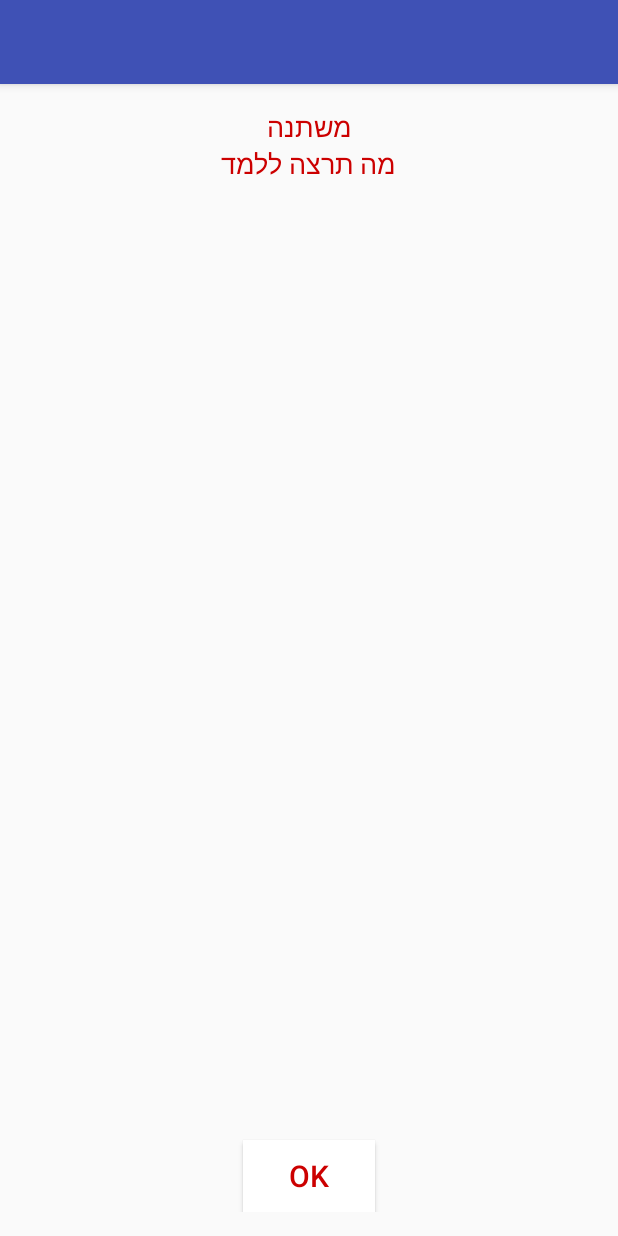
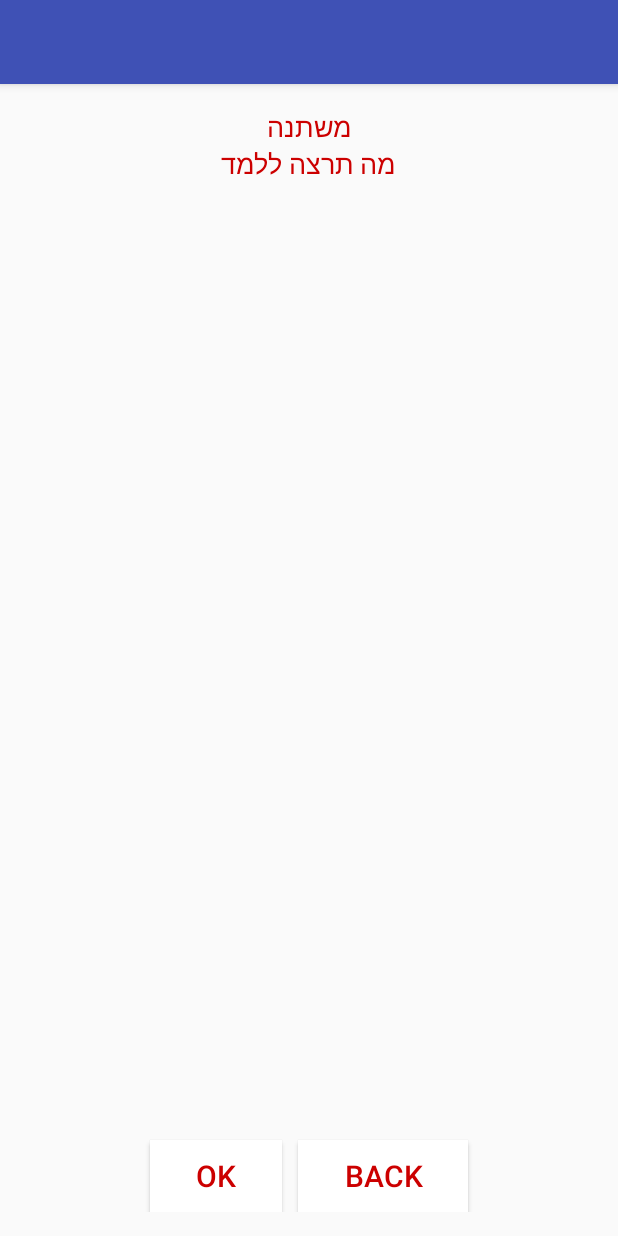
Before and after one commit to dadise/Student2Student, an Android app: the which_to_teach screen opened directly, with no data from a screen before it, on a phone screen of 412 x 824 dp. Run offline under Robolectric (Android 15) with nearby library versions, the phone set to English and light mode, and no system bars.

Commit message:
adding back twice button from result page. fix the algorithm. adding delete from which_to_teach.

```diff
--- a/app/src/main/java/com/example/student2student/GradeAlgorithm.java
+++ b/app/src/main/java/com/example/student2student/GradeAlgorithm.java
@@ -1,4 +1,6 @@
 package com.example.student2student;
+
+import android.util.Log;
 
 public class GradeAlgorithm {
 
--- a/app/src/main/java/com/example/student2student/ResultListAdapter.java
+++ b/app/src/main/java/com/example/student2student/ResultListAdapter.java
@@ -74,7 +74,6 @@ public class ResultListAdapter extends RecyclerView.Adapter<ResultListAdapter.Vi
             canTeach += s + "\n";
         }
         holder.course.setText(canTeach);
-//        Log.e("sss", "" + mDataset.get(position).getPhone());
         holder.relativeLayout.setOnClickListener(new View.OnClickListener() {
             @Override
             public void onClick(View v) {
--- a/app/src/main/java/com/example/student2student/query_task/insert_grade_to_student.java
+++ b/app/src/main/java/com/example/student2student/query_task/insert_grade_to_student.java
@@ -3,6 +3,7 @@ package com.example.student2student.query_task;
 import android.app.Activity;
 import android.content.Context;
 import android.os.AsyncTask;
+import android.util.Log;
 
 import java.sql.Connection;
 import java.sql.DriverManager;
@@ -38,8 +39,8 @@ public class insert_grade_to_student extends AsyncTask<String, String, String> {
 
             Statement st = con.createStatement();
 
-
             query = "update students set grade='" + params[0] + "' where studentID='" + params[1] + "'";
+            Log.i("sss4",query);
             st.executeUpdate(query);
 
             con.close();
--- a/app/src/main/java/com/example/student2student/query_task/insert_student.java
+++ b/app/src/main/java/com/example/student2student/query_task/insert_student.java
@@ -53,11 +53,8 @@ public class insert_student extends AsyncTask<student,String,String>{
             student s = params[0];
 
             query = "insert into students values('" + s.getFirst() + "','" +s.getLast()+ "','"+s.getId()+"','"+s.getEmail()+"','"+s.getLob()+"','"+s.getTeacher()+"',null,null,'0#0','"+s.getPhone()+"')";
-            //grade initialized to 0#0,
-//            Log.e("tttttt",query);
 
             st.executeUpdate(query);
-
             con.close();
 
         }
--- a/app/src/main/java/com/example/student2student/query_task/insert_to_grade_table.java
+++ b/app/src/main/java/com/example/student2student/query_task/insert_to_grade_table.java
@@ -42,8 +42,8 @@ public class insert_to_grade_table extends AsyncTask<String, String, String> {
 
             Statement st = con.createStatement();
 
-            String toID = params[0];
-            String fromID = params[1];
+            String fromID = params[0];
+            String toID = params[1];
 
             query = "insert into grade_table values('" + fromID + "','" + toID + "')";
             st.executeUpdate(query);
--- a/app/src/main/res/layout/content_which_to_teach.xml
+++ b/app/src/main/res/layout/content_which_to_teach.xml
@@ -36,9 +36,26 @@
         android:textSize="20sp"
         android:textColor="@color/red"
         android:layout_alignParentBottom="true"
-        android:layout_centerHorizontal="true"
+        android:layout_alignParentLeft="true"
         android:background="@color/white"
+        android:layout_marginRight="5dp"
+        android:layout_marginLeft="100dp"
         android:layout_height="wrap_content" />
+
+    <Button
+        android:layout_width="wrap_content"
+        android:text="back"
+        android:id="@+id/back_button"
+        android:textSize="20sp"
+        android:layout_marginLeft="5dp"
+        android:textColor="@color/red"
+        android:layout_toRightOf="@id/ok_button"
+        android:layout_alignParentBottom="true"
+        android:layout_alignParentRight="true"
+        android:background="@color/white"
+        android:layout_marginRight="100dp"
+        android:layout_height="wrap_content" />
+
 
     <android.support.v7.widget.RecyclerView
         android:layout_marginTop="15dp"
```
Also changed, not shown: app/src/main/java/com/example/student2student/query_task/delete_student.java (+61 -4 lines), app/src/main/java/com/example/student2student/result.java (+41 -3 lines), app/src/main/java/com/example/student2student/which_to_teach.java (+23 -2 lines).
